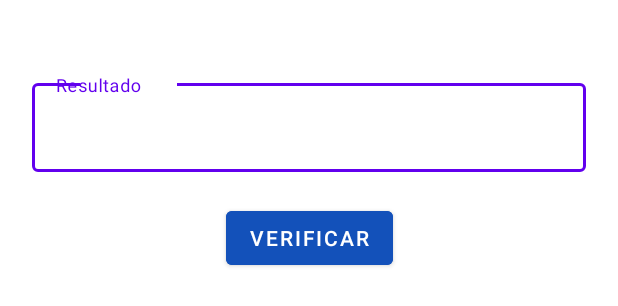
After one commit to DellGarcia/AndroidFragments, an Android app: the layout main_fragment.xml on its own in the app's theme, with its tools: preview values and no code run, on a phone screen of 412 x 824 dp. The commit adds this screen. Shown: the top 306 px of the screen. Run offline under Robolectric (Android 15) with nearby library versions, the phone set to English and light mode, and no system bars.

Commit message:
:zap: Adding new fragment

```diff
--- a/app/src/main/res/layout/header_fragment.xml
+++ b/app/src/main/res/layout/header_fragment.xml
@@ -56,6 +56,7 @@
         android:layout_width="wrap_content"
         android:layout_height="wrap_content"
         android:layout_marginTop="50dp"
+        android:text="1 x 1"
         android:textSize="30sp"
         app:layout_constraintEnd_toEndOf="parent"
         app:layout_constraintHorizontal_bias="0.5"
--- /dev/null
+++ b/app/src/main/res/layout/main_fragment.xml
@@ -0,0 +1,39 @@
+<?xml version="1.0" encoding="utf-8"?>
+<androidx.constraintlayout.widget.ConstraintLayout
+    xmlns:android="http://schemas.android.com/apk/res/android"
+    xmlns:app="http://schemas.android.com/apk/res-auto"
+    android:layout_width="match_parent"
+    android:layout_height="match_parent">
+
+    <com.google.android.material.textfield.TextInputLayout
+        android:id="@+id/tilResult"
+        style="@style/Widget.MaterialComponents.TextInputLayout.OutlinedBox"
+        android:layout_width="409dp"
+        android:layout_height="wrap_content"
+        android:layout_marginTop="50dp"
+        app:layout_constraintEnd_toEndOf="parent"
+        app:layout_constraintHorizontal_bias="0.5"
+        app:layout_constraintStart_toStartOf="parent"
+        app:layout_constraintTop_toTopOf="parent">
+
+        <com.google.android.material.textfield.TextInputEditText
+            android:id="@+id/txvResult"
+            android:layout_width="match_parent"
+            android:layout_height="wrap_content"
+            android:layout_marginHorizontal="20dp"
+            android:hint="@string/resultado"
+            android:textSize="18sp" />
+    </com.google.android.material.textfield.TextInputLayout>
+
+    <Button
+        android:id="@+id/btnVerificar"
+        android:layout_width="wrap_content"
+        android:layout_height="wrap_content"
+        android:layout_marginTop="20dp"
+        android:backgroundTint="#1351BA"
+        android:text="@string/verificar"
+        app:layout_constraintEnd_toEndOf="parent"
+        app:layout_constraintHorizontal_bias="0.5"
+        app:layout_constraintStart_toStartOf="parent"
+        app:layout_constraintTop_toBottomOf="@+id/tilResult" />
+</androidx.constraintlayout.widget.ConstraintLayout>
```
Also changed, not shown: app/src/main/java/br/com/dellgarcia/androidfragments/fragments/MainFragment.java (added, +21 -0 lines), app/src/main/res/layout/activity_main.xml (+15 -37 lines).
